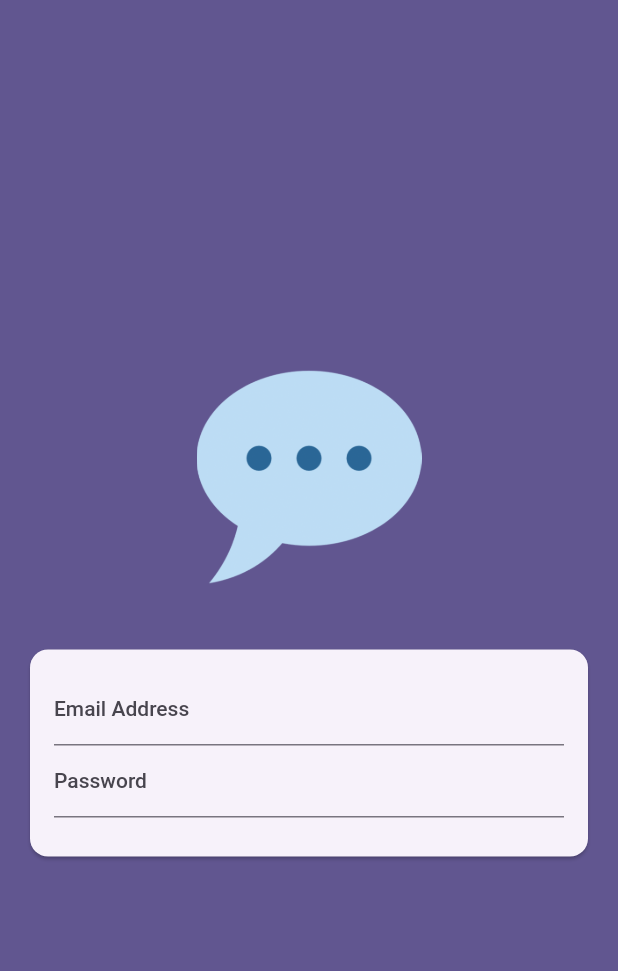
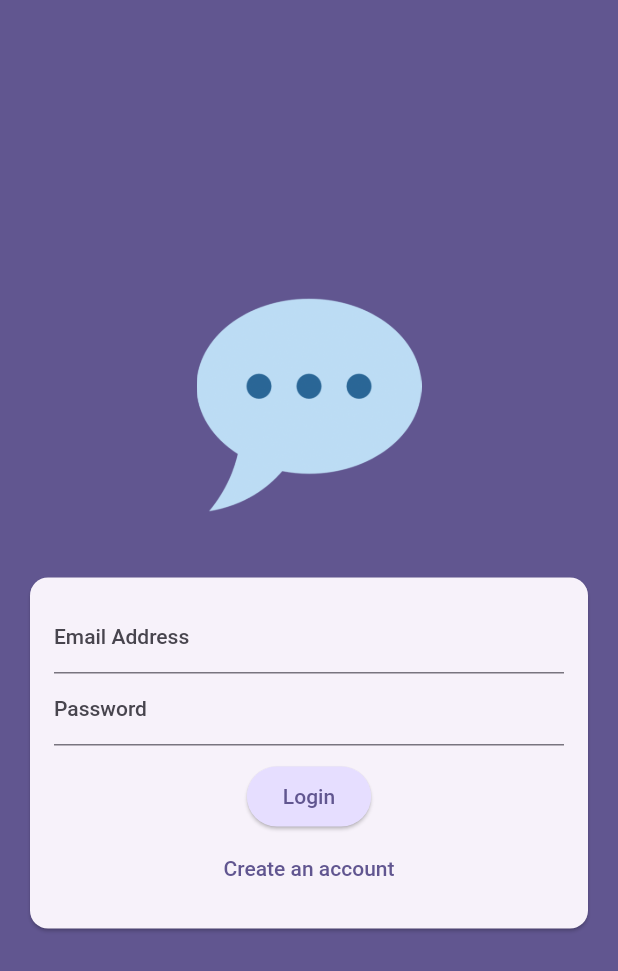
Before and after one commit to RishavGupta1C/chat_app, a Flutter app: the screen it shows after launch, on a phone screen of 412 x 824 dp. Shown: the top 971 px of the screen. Run offline on Flutter 3.47's test engine with Material 2 defaults, Android fonts, the phone set to English and light mode, and no system bars.

Commit message:
third commit added buttons and modes to authentication screen

```diff
--- a/lib/screens/auth.dart
+++ b/lib/screens/auth.dart
@@ -10,6 +10,8 @@ class AuthScreen extends StatefulWidget {
 }
 
 class _AuthScreenState extends State<AuthScreen> {
+  var _isLogin = true;
+
   @override
   Widget build(BuildContext context) {
     return Scaffold(
@@ -55,7 +57,35 @@ class _AuthScreenState extends State<AuthScreen> {
                           obscuringCharacter: '*',
                         ),
                         const SizedBox(height: 10),
-                        // ElevatedButton(onPressed: (){}, child: ),
+                        ElevatedButton(
+                          onPressed: () {},
+                          style: ElevatedButton.styleFrom(
+                            // Background
+                            primary:
+                                Theme.of(context).colorScheme.primaryContainer,
+                            // Foreground
+                            onPrimary: Theme.of(context).colorScheme.primary,
+                            // BorderRadius
+                            shape: RoundedRectangleBorder(
+                              borderRadius: BorderRadius.circular(20),
+                            ),
+                          ),
+                          child: Text(
+                            _isLogin ? 'Login' : 'Sign-up',
+                          ),
+                        ),
+                        TextButton(
+                          onPressed: () {
+                            setState(() {
+                              _isLogin = !_isLogin;
+                            });
+                          },
+                          child: Text(
+                            _isLogin
+                                ? 'Create an account'
+                                : 'I already have an account',
+                          ),
+                        )
                       ],
                     ),
                   ),
```
